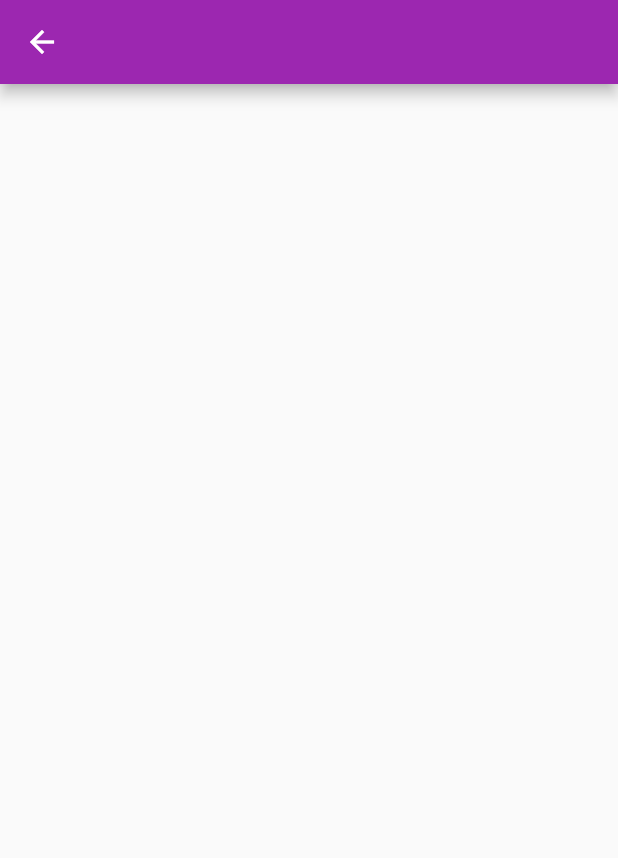
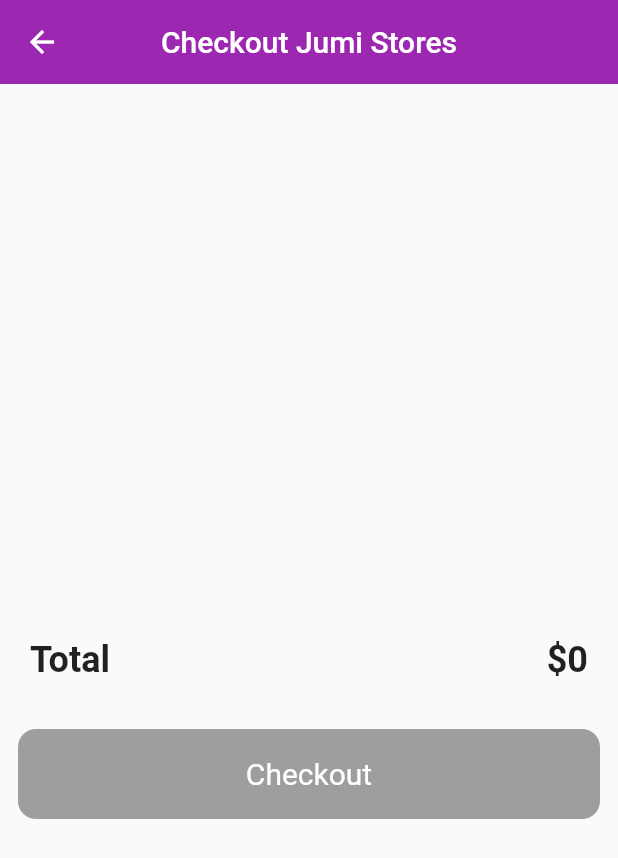
Before and after one commit to mkaychuks/learning_provider, a Flutter app: the CheckOutScreen screen opened directly, on a phone screen of 412 x 824 dp. Shown: the top 858 px of the screen. Run offline on Flutter 3.47's test engine with Material 2 defaults, Android fonts, the phone set to English and light mode, and no system bars.

Commit message:
add and remove from cart provider done and dusted

```diff
--- a/lib/Model/products.dart
+++ b/lib/Model/products.dart
@@ -10,5 +10,10 @@ List<Product> products = [
   Product(price: 100, store: "Divine Stores", title: "T-shirt"),
   Product(price: 10, store: "Main Market", title: "Boxers"),
   Product(price: 120, store: "Isiokwe", title: "Paracetamol"),
+  Product(price: 110, store: "Ghana", title: "Inifnix hot 5"),
+  Product(price: 90, store: "Emeka Offor", title: "Samsung s23 ultra"),
+  Product(price: 1200, store: "US", title: "Starlink"),
+  Product(price: 150, store: "Space-X", title: "Tesla"),
+  Product(price: 0, store: "Youtube", title: "Tutorial"),
   Product(price: 1000, store: "Mercedes", title: "E-class")
 ];
--- a/lib/Provider/cart_provider.dart
+++ b/lib/Provider/cart_provider.dart
@@ -2,15 +2,36 @@ import 'package:flutter/material.dart';
 import 'package:learning_provider/Model/products.dart';
 
 class CartProvider extends ChangeNotifier {
-  List<Product> _productsList = products;
-
-  List<Product> _cartItems = [];
+  final List<Product> _productsList = products;
+  final List<Product> _cartItems = [];
 
   List get productsList => _productsList;
   List get cartItems => _cartItems;
+  int get totalCartPrice => totalPriceInCart();
 
-  void addItemToCart(Product product){
+
+  /// this function calculates the total price
+  /// of the items added to the cart
+  int totalPriceInCart() {
+    var sum = 0;
+    ///loop through the items and get the price...
+    for (var item in _cartItems) {
+      sum += item.price;
+    }
+    // store in a variable
+    return sum;
+  }
+
+
+  /// handles the adding of items to the cart
+  void addItemToCart(Product product) {
     _cartItems.add(product);
     notifyListeners();
   }
+
+  void removeItemToCart(Product product) {
+    _cartItems.remove(product);
+    notifyListeners();
+  }
+
 }
--- a/lib/Screens/check_out_screen.dart
+++ b/lib/Screens/check_out_screen.dart
@@ -1,12 +1,73 @@
 import 'package:flutter/material.dart';
+import 'package:learning_provider/Provider/cart_provider.dart';
+import 'package:learning_provider/Widgets/check_out_tiles.dart';
+import 'package:learning_provider/Widgets/custom_button.dart';
+import 'package:provider/provider.dart';
 
 class CheckOutScreen extends StatelessWidget {
   const CheckOutScreen({super.key});
 
   @override
   Widget build(BuildContext context) {
-    return Scaffold(
-      appBar: AppBar(),
+    return Consumer<CartProvider>(
+      builder: (context, cartProvider, child) {
+        var cartItem = cartProvider.cartItems;
+        var total = cartProvider.totalCartPrice;
+        return Scaffold(
+          appBar: AppBar(
+            elevation: 0,
+            title: const Text("Checkout Jumi Stores"),
+            centerTitle: true,
+          ),
+          body: SingleChildScrollView(
+            child: Column(
+              children: [
+                SizedBox(
+                  height: 350,
+                  child: ListView.builder(
+                    // physics: const NeverScrollableScrollPhysics(),
+                    itemCount: cartItem.length,
+                    itemBuilder: (context, index) {
+                      return checkOutTiles(
+                        title: cartItem[index].title,
+                        subtitle: cartItem[index].price.toString(),
+                        onTap: (){
+                          cartProvider.removeItemToCart(cartItem[index]);
+                        }
+                      );
+                    },
+                  ),
+                ),
+                Padding(
+                  padding: const EdgeInsets.all(20.0),
+                  child: Row(
+                    mainAxisAlignment: MainAxisAlignment.spaceBetween,
+                    children: [
+                      const Text("Total", style: TextStyle(fontSize: 24, fontWeight: FontWeight.bold),),
+                      Text("\$${total.toString()}", style: const TextStyle(fontSize: 24, fontWeight: FontWeight.bold))
+                    ],
+                  ),
+                ),
+
+                customButton(
+                  title: "Checkout",
+                  context: context,
+                  onTap: () {
+                    Navigator.of(context).push(
+                      MaterialPageRoute(
+                        builder: (context) {
+                          return const CheckOutScreen();
+                        },
+                      ),
+                    );
+                  },
+                  cartStatus: cartItem.isEmpty ? false : true,
+                )
+              ],
+            ),
+          ),
+        );
+      },
     );
   }
 }
--- a/lib/Screens/home.dart
+++ b/lib/Screens/home.dart
@@ -35,7 +35,7 @@ class HomeScreen extends StatelessWidget {
             child: Column(
               children: [
                 SizedBox(
-                  height: 400,
+                  height: 500,
                   child: ListView.builder(
                     physics: const NeverScrollableScrollPhysics(),
                     itemCount: productsList.length,
@@ -51,6 +51,7 @@ class HomeScreen extends StatelessWidget {
                   ),
                 ),
                 customButton(
+                  title: "View Cart",
                   context: context,
                   onTap: () {
                     Navigator.of(context).push(
--- /dev/null
+++ b/lib/Widgets/check_out_tiles.dart
@@ -0,0 +1,16 @@
+import 'package:flutter/material.dart';
+
+Widget checkOutTiles({
+  BuildContext? context,
+  required String title,
+  required String subtitle,
+  required void Function()? onTap
+}){
+  return ListTile(
+    onTap: onTap,
+    leading: const CircleAvatar(),
+    subtitle: const Text("Tap to remove from cart", style: TextStyle(color: Colors.red, fontSize: 16),),
+    title: Text(title),
+    trailing: Text("\$$subtitle", style: const TextStyle(fontSize: 18, fontWeight: FontWeight.w500),),
+  );
+}
--- a/lib/Widgets/custom_button.dart
+++ b/lib/Widgets/custom_button.dart
@@ -3,7 +3,8 @@ import 'package:flutter/material.dart';
 Widget customButton({
   BuildContext? context,
   required void Function()? onTap,
-  bool cartStatus = false
+  bool cartStatus = false,
+  required String title
 }) {
   return Padding(
     padding: const EdgeInsets.all(12.0),
@@ -15,9 +16,9 @@ Widget customButton({
         height: 60,
         decoration: BoxDecoration(
             color: cartStatus ? Colors.purple : Colors.grey, borderRadius: BorderRadius.circular(12)),
-        child: const Text(
-          "Checkout",
-          style: TextStyle(fontSize: 20, color: Colors.white),
+        child:  Text(
+          title,
+          style: const TextStyle(fontSize: 20, color: Colors.white),
           textAlign: TextAlign.center,
         ),
       ),
```
